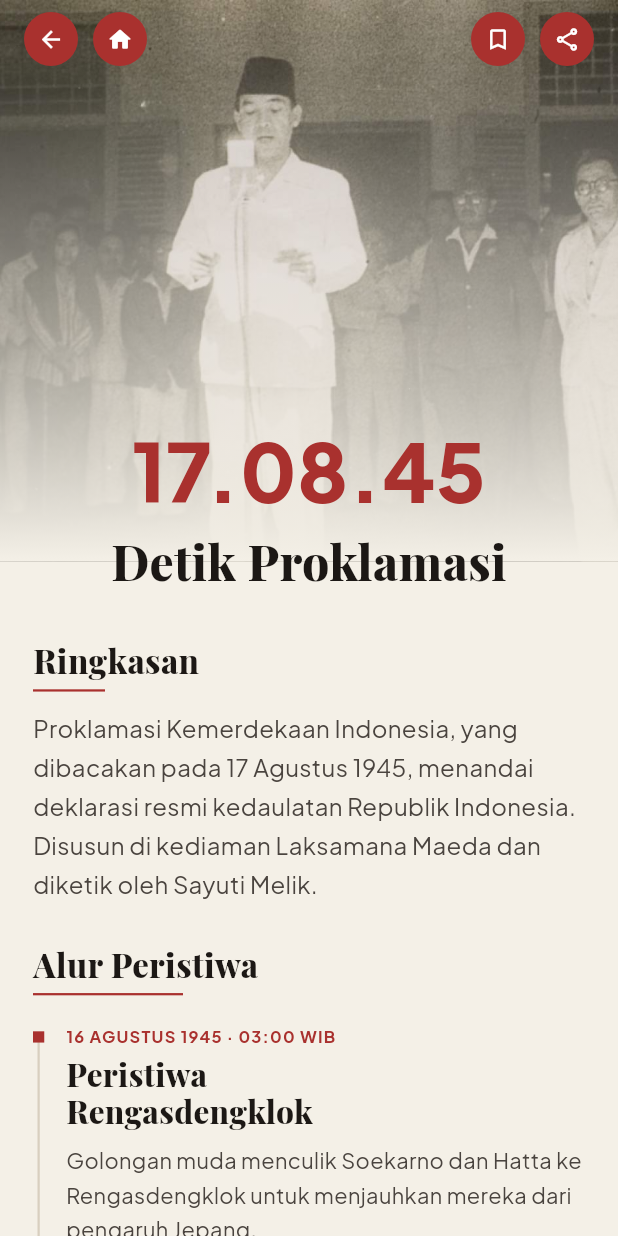
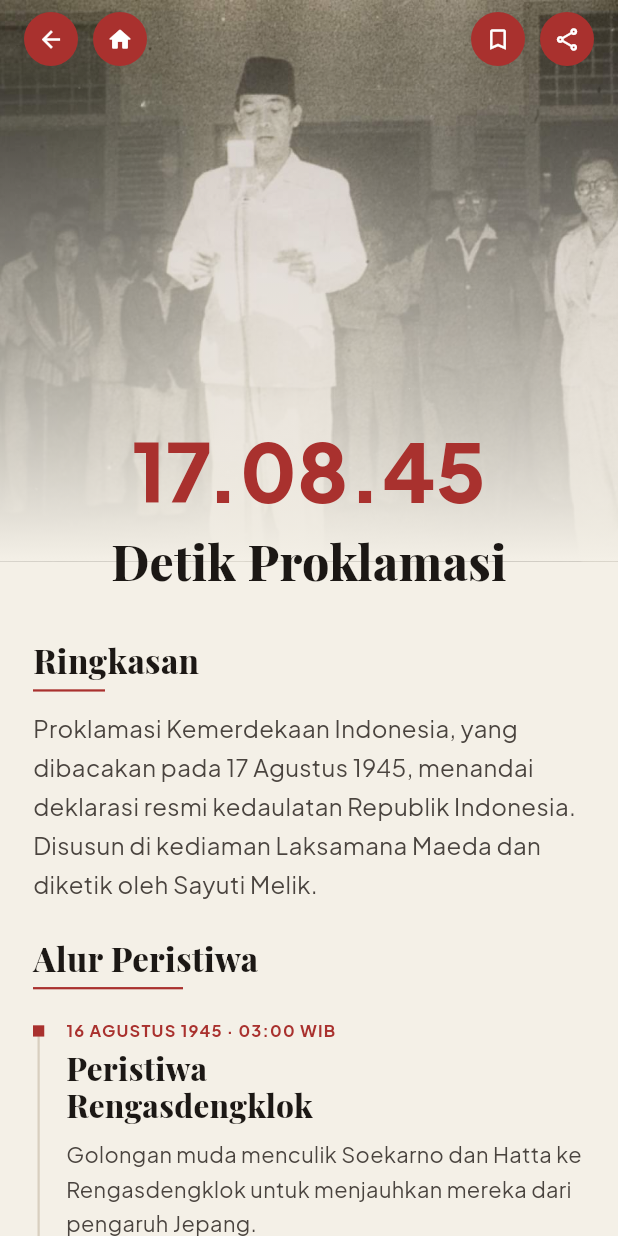
Before and after one commit to ShineyVamp/RenjanaApp, a Flutter app: the DetailSejarahPage screen opened directly with sample values from the repository, on a phone screen of 412 x 824 dp. Run offline on Flutter 3.47's test engine with Material 3 defaults, Android fonts, the light colour scheme and no system bars; our stand-ins replace google_fonts, image_picker, lottie, permission_handler, shared_preferences, sqflite; accounts and stored records are empty.

Commit message:
karyawan begok

```diff
--- a/lib/core/widgets/detail_section_block.dart
+++ b/lib/core/widgets/detail_section_block.dart
@@ -19,7 +19,8 @@ class DetailSectionBlock extends StatelessWidget {
 
   @override
   Widget build(BuildContext context) {
-    return Padding(
+    return Container(
+      width: double.infinity,
       padding: padding,
       child: Column(
         crossAxisAlignment: CrossAxisAlignment.start,
--- a/lib/presentation/detail/detail_sejarah_page.dart
+++ b/lib/presentation/detail/detail_sejarah_page.dart
@@ -71,7 +71,6 @@ class _DetailSejarahPageState extends State<DetailSejarahPage> {
         top: false,
         bottom: false,
         child: SingleChildScrollView(
-          child: Center(
           child: ConstrainedBox(
             constraints: const BoxConstraints(maxWidth: 800),
             child: Column(
@@ -129,9 +128,7 @@ class _DetailSejarahPageState extends State<DetailSejarahPage> {
                                         ? 'Berhasil disimpan ke Bookmark'
                                         : 'Berhasil dihapus dari Bookmark',
                                   ),
-                                    duration: const Duration(
-                                      milliseconds: 1200,
-                                    ),
+                                  duration: const Duration(milliseconds: 1200),
                                   behavior: SnackBarBehavior.floating,
                                   backgroundColor: AppColors.success,
                                 ),
@@ -149,15 +146,20 @@ class _DetailSejarahPageState extends State<DetailSejarahPage> {
                           bottom: 0,
                           left: 0,
                           right: 0,
+                          child: Padding(
+                            padding: const EdgeInsets.symmetric(horizontal: 22),
                             child: Column(
                               mainAxisSize: MainAxisSize.min,
                               children: [
-                                Text(
+                                FittedBox(
+                                  fit: BoxFit.scaleDown,
+                                  child: Text(
                                     data.subtitle,
                                     style: GoogleFonts.plusJakartaSans(
                                       fontSize: 54,
                                       fontWeight: FontWeight.w900,
                                       color: AppColors.primaryDark,
+                                    ),
                                   ),
                                 ),
                                 Text(
@@ -172,10 +174,11 @@ class _DetailSejarahPageState extends State<DetailSejarahPage> {
                               ],
                             ),
                           ),
+                        ),
 
                         // ringkasan
                         DetailSectionBlock(
-                            padding: const EdgeInsets.fromLTRB(22, 50, 22, 24),
+                          padding: const EdgeInsets.fromLTRB(22, 50, 22, 20),
                           title: 'Ringkasan',
                           content: data.ringkasan,
                         ),
@@ -271,8 +274,7 @@ class _DetailSejarahPageState extends State<DetailSejarahPage> {
                               child: Padding(
                                 padding: const EdgeInsets.only(bottom: 20),
                                 child: Row(
-                                    crossAxisAlignment:
-                                        CrossAxisAlignment.start,
+                                  crossAxisAlignment: CrossAxisAlignment.start,
                                   children: List.generate(
                                     _otherSejarahList.length,
                                     (index) {
@@ -288,9 +290,7 @@ class _DetailSejarahPageState extends State<DetailSejarahPage> {
                                         child: GestureDetector(
                                           onTap: () {
                                             context.push(
-                                                DetailSejarahPage(
-                                                  sejarah: other,
-                                                ),
+                                              DetailSejarahPage(sejarah: other),
                                             );
                                           },
                                           child: SizedBox(
@@ -301,9 +301,7 @@ class _DetailSejarahPageState extends State<DetailSejarahPage> {
                                               children: [
                                                 ClipRRect(
                                                   borderRadius:
-                                                        BorderRadius.circular(
-                                                          6,
-                                                        ),
+                                                      BorderRadius.circular(6),
                                                   child: AspectRatio(
                                                     aspectRatio: 1,
                                                     child: Container(
@@ -365,7 +363,6 @@ class _DetailSejarahPageState extends State<DetailSejarahPage> {
           ),
         ),
       ),
-      ),
     );
   }
 }
```
Also changed, not shown: lib/presentation/admin/widgets/app_image_picker_widget.dart (+4 -8 lines). Lines whose indentation alone changed are shown as unchanged.
